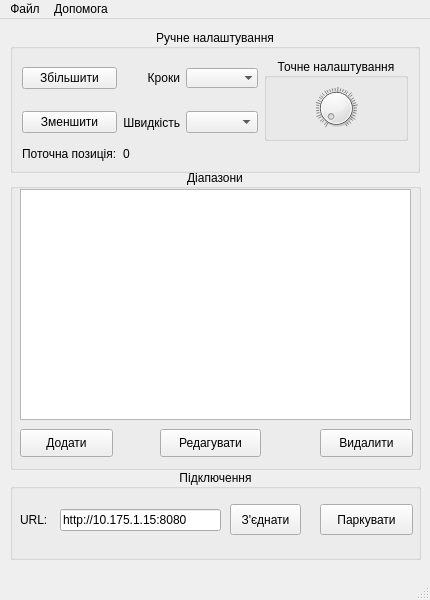
Before: the Qt Designer form ui.ui in neurotoxin78/pyqloop_controller, drawn with Qt 5.
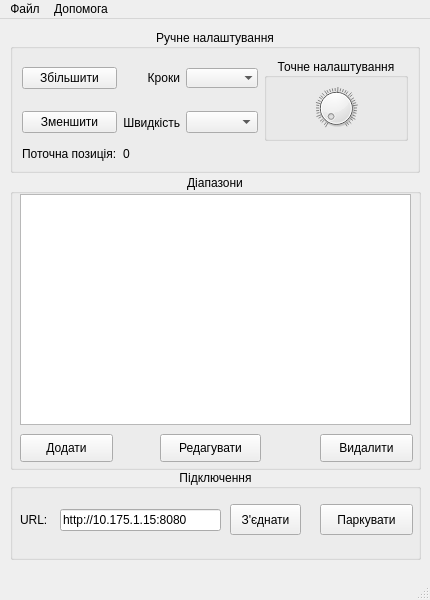
After: the same form once the commit is applied.

What changed in the file:
```diff
--- a/ui.ui
+++ b/ui.ui
@@ -146,9 +146,9 @@
     <property name="geometry">
      <rect>
       <x>10</x>
-      <y>150</y>
+      <y>155</y>
       <width>411</width>
-      <height>301</height>
+      <height>296</height>
      </rect>
     </property>
     <property name="title">
```
